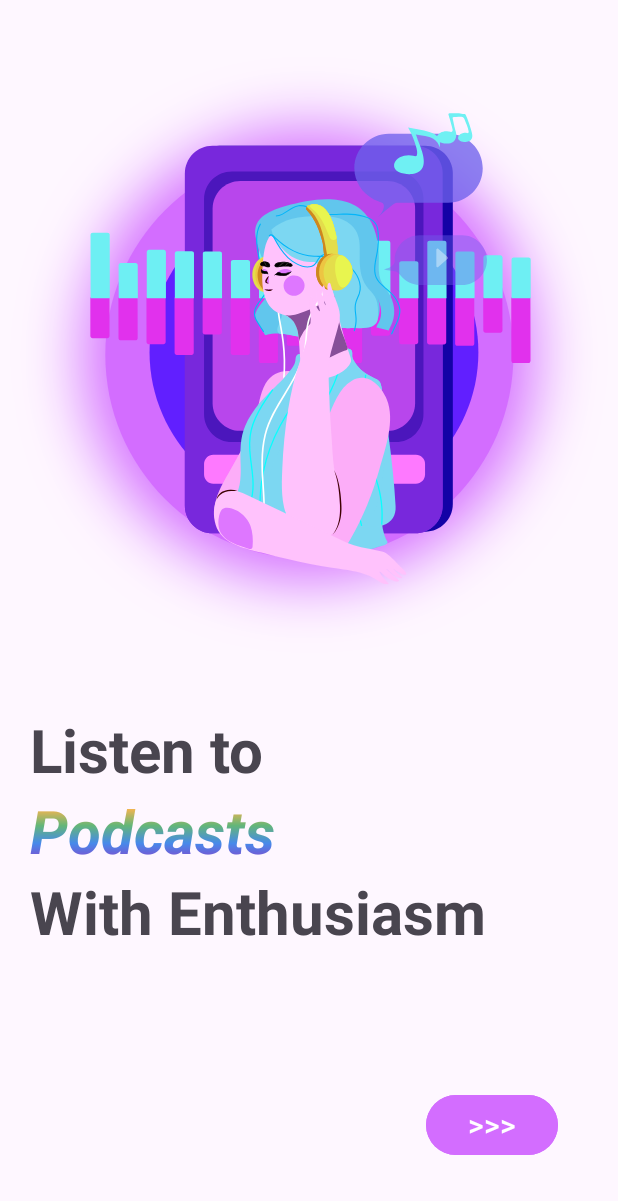
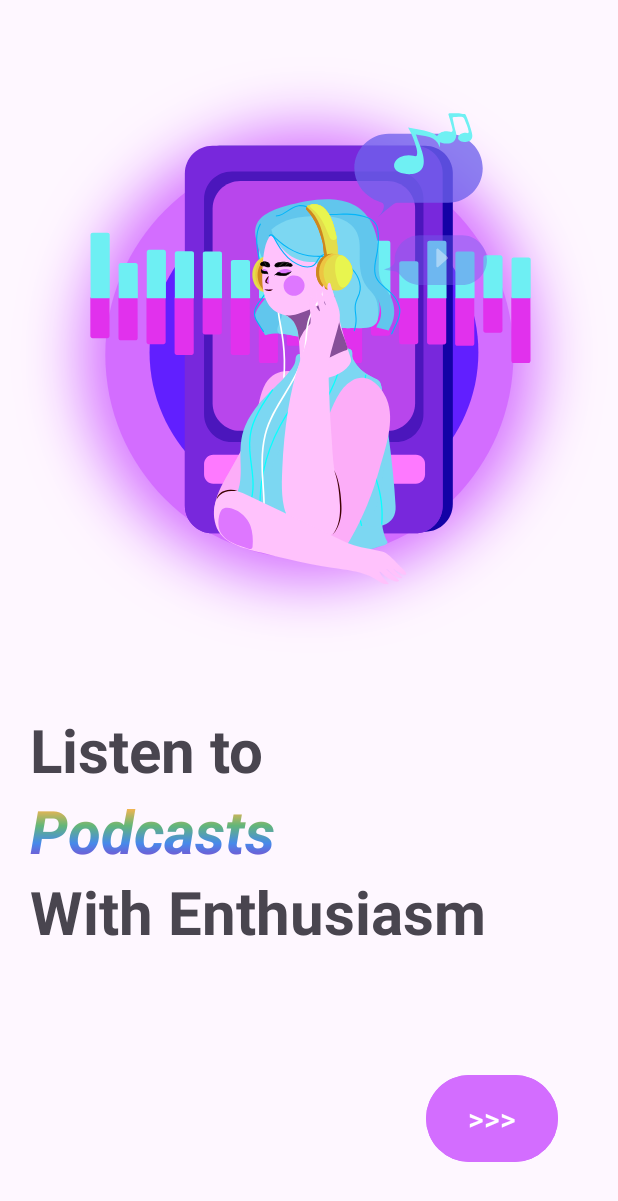
Before and after one commit to ShihabSarar12/Toucan-Music-App, an Android app: the screen it shows after launch (MainActivity), on a phone screen of 412 x 824 dp. Shown: the top 1201 px of the screen. Run offline under Robolectric (Android 15) with nearby library versions, the phone set to English and light mode, and no system bars.

Commit message:
fixed button padding

```diff
--- a/app/src/main/res/layout/activity_main.xml
+++ b/app/src/main/res/layout/activity_main.xml
@@ -44,7 +44,7 @@
         android:layout_height="match_parent"
         android:gravity="right|bottom"
         android:layout_marginRight="40dp"
-        android:layout_marginBottom="50dp"
+        android:layout_marginBottom="45dp"
         >
         <Button
             android:layout_width="wrap_content"
@@ -52,6 +52,7 @@
             android:text=">>>"
             android:textSize="20sp"
             android:backgroundTint="@color/main"
+            android:paddingVertical="15dp"
             />
 
     </LinearLayout>
```
